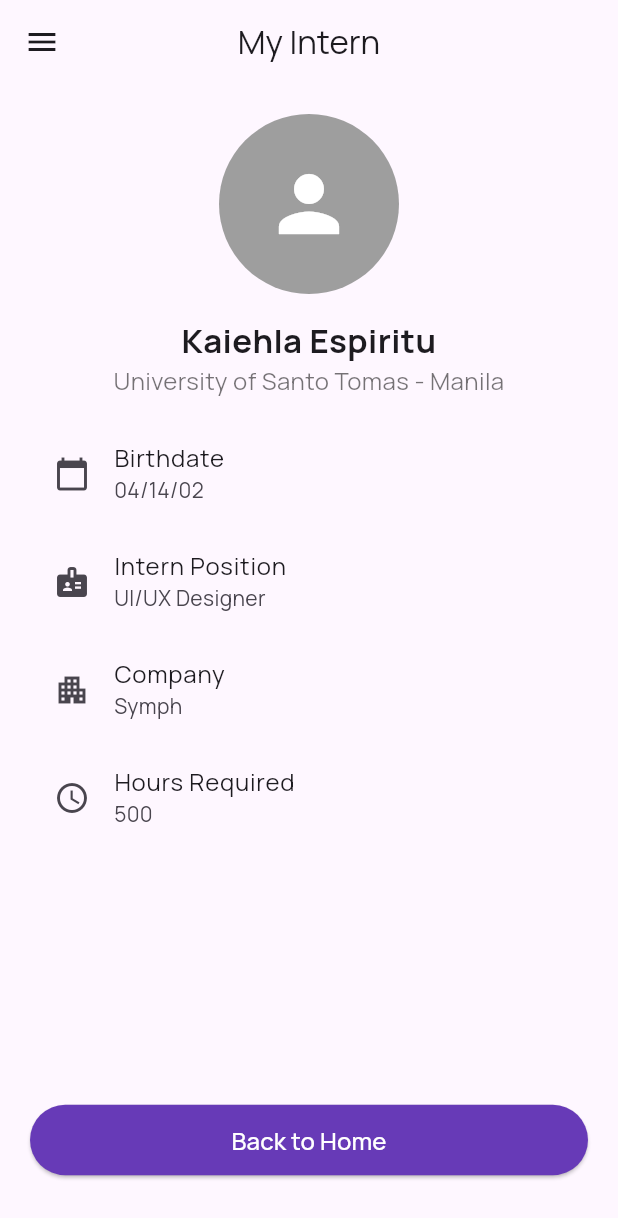
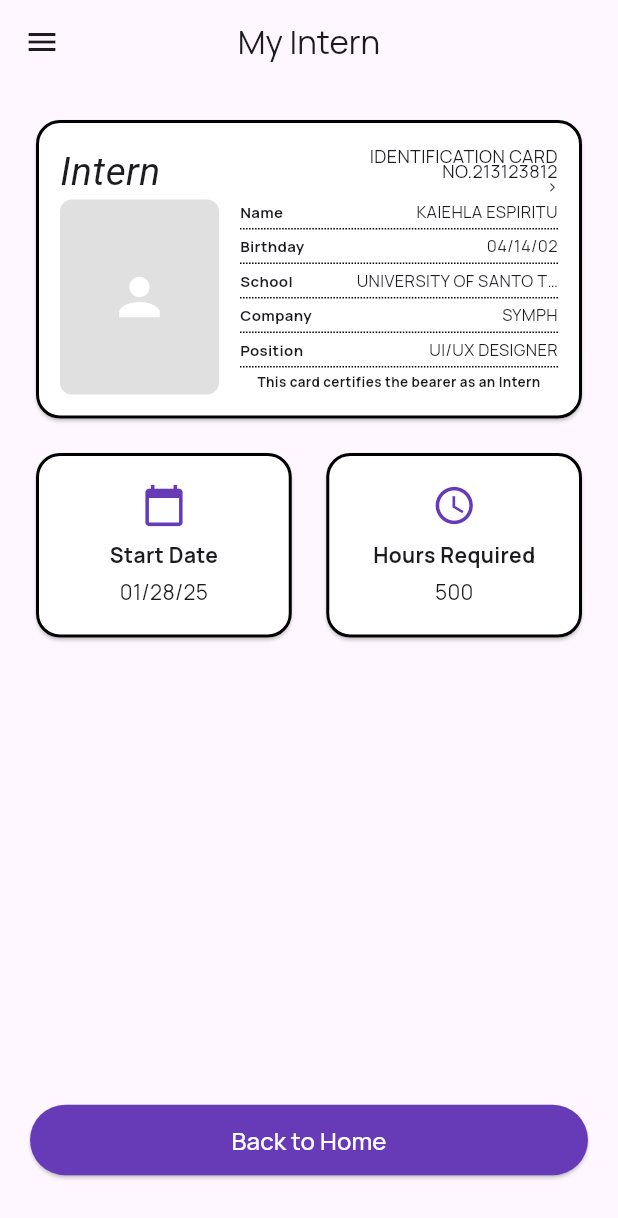
Before and after one commit to Kaiehla/intern_flutter, a Flutter app: the screen it shows after launch, in the side drawer, after a tap on "My Intern", on a phone screen of 412 x 824 dp. Shown: the top 1218 px of the screen. Run offline on Flutter 3.47's test engine with Material 3 defaults, Android fonts, the phone set to English and light mode, and no system bars; our stand-ins replace google_fonts.

Commit message:
revised profile page

```diff
--- a/lib/pages/profile_page.dart
+++ b/lib/pages/profile_page.dart
@@ -1,5 +1,7 @@
 import 'package:flutter/material.dart';
+import 'package:google_fonts/google_fonts.dart';
 import 'package:intern_flutter/main.dart';
+import 'package:intern_flutter/pages/register_page.dart';
 
 class profile_page extends StatelessWidget {
   const profile_page({super.key});
@@ -16,47 +18,25 @@ class profile_page extends StatelessWidget {
         child: Column(
           crossAxisAlignment: CrossAxisAlignment.center,
           children: [
-            const CircleAvatar(
-              radius: 60,
-              backgroundColor: Colors.grey,
-              child: Icon(
-                Icons.person,
-                size: 60,
-                color: Colors.white,
-              ),
+            InternIDCard(
+              name: "Kaiehla Espiritu",
+              birthday: "04/14/02",
+              school: "University of Santo Tomas",
+              company: "Symph",
+              position: "UI/UX Designer",
             ),
             const SizedBox(height: 15),
-            const Text(
-              "Kaiehla Espiritu",
-              style: TextStyle(fontSize: 22, fontWeight: FontWeight.bold),
-              textAlign: TextAlign.center,
+
+            // Additional Cards with Icons
+            Row(
+              mainAxisAlignment: MainAxisAlignment.center,
+              children: const [
+                InfoCard(title: "Start Date", value: "01/28/25", icon: Icons.calendar_today),
+                SizedBox(width: 15),
+                InfoCard(title: "Hours Required", value: "500", icon: Icons.access_time),
+              ],
             ),
-            const Text(
-              "University of Santo Tomas - Manila",
-              style: TextStyle(fontSize: 16, color: Colors.black54),
-              textAlign: TextAlign.center,
-            ),
-            const SizedBox(height: 15),
-            const ListTile(
-              leading: Icon(Icons.calendar_today),
-              title: Text("Birthdate"),
-              subtitle: Text("04/14/02"),
-            ),
-            const ListTile(
-              leading: Icon(Icons.badge),
-              title: Text("Intern Position"),
-              subtitle: Text("UI/UX Designer"),
-            ),
-            const ListTile(
-              leading: Icon(Icons.apartment),
-              title: Text("Company"),
-              subtitle: Text("Symph"),
-            ),
-            const ListTile(
-              leading: Icon(Icons.access_time),
-              title: Text("Hours Required"),
-              subtitle: Text("500"),
-            ),
+
             const Spacer(),
             SizedBox(
               width: double.infinity,
@@ -65,7 +45,7 @@ class profile_page extends StatelessWidget {
                   Navigator.pushAndRemoveUntil(
                     context,
                     MaterialPageRoute(builder: (context) => const MyApp()),
-                        (route) => false, // removes all previous routes
+                        (route) => false, //
                   );
                 },
                 style: ElevatedButton.styleFrom(
@@ -90,3 +70,48 @@ class profile_page extends StatelessWidget {
     );
   }
 }
+
+class InfoCard extends StatelessWidget {
+  final String title;
+  final String value;
+  final IconData icon;
+
+  const InfoCard({
+    required this.title,
+    required this.value,
+    required this.icon,
+    super.key,
+  });
+
+  @override
+  Widget build(BuildContext context) {
+    return Expanded(
+      child: Card(
+        shape: RoundedRectangleBorder(
+          side: const BorderSide(color: Colors.black, width: 2),
+          borderRadius: BorderRadius.circular(16),
+        ),
+        color: Colors.white,
+        child: Padding(
+          padding: const EdgeInsets.symmetric(vertical: 20, horizontal: 10),
+          child: Column(
+            mainAxisAlignment: MainAxisAlignment.center,
+            children: [
+              Icon(icon, size: 30, color: Colors.deepPurple), // Icon at the top
+              const SizedBox(height: 8),
+              Text(
+                title,
+                style: const TextStyle(fontSize: 14, fontWeight: FontWeight.bold),
+              ),
+              const SizedBox(height: 5),
+              Text(
+                value,
+                style: const TextStyle(fontSize: 14),
+              ),
+            ],
+          ),
+        ),
+      ),
+    );
+  }
+}
```
